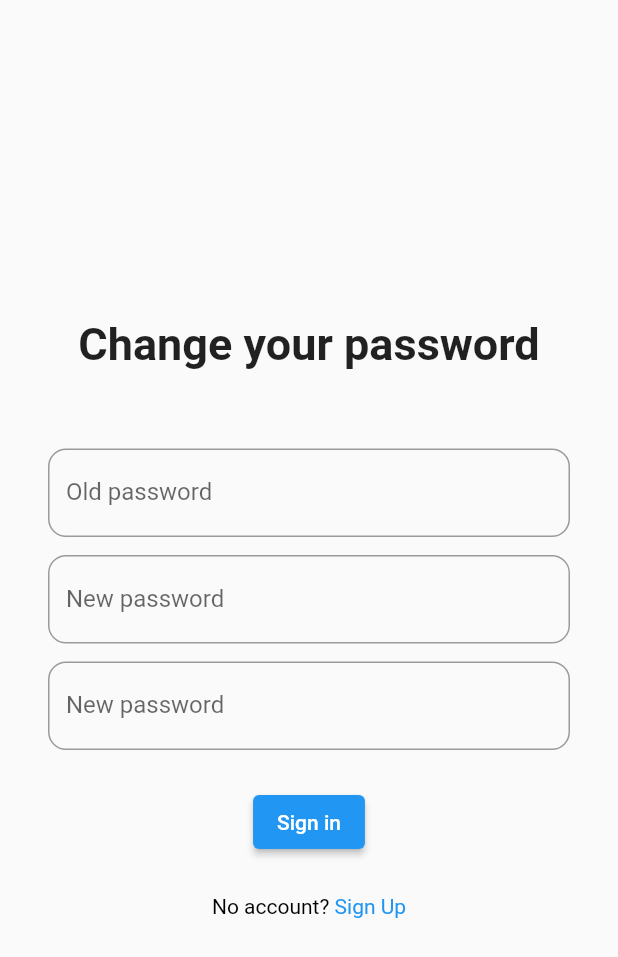
After one commit to famarrero/flutter_firebase_auth, a Flutter app: the ChangePasswordPage screen opened by its route, on a phone screen of 412 x 824 dp. The commit adds this screen. Shown: the top 957 px of the screen. Run offline on Flutter 3.47's test engine with Material 2 defaults, Android fonts, the phone set to English and light mode, and no system bars; our stand-ins replace bloc, built_collection, equatable, firebase_auth, firebase_core, flutter_bloc and 3 more; accounts and stored records are empty.

Commit message:
-Add change password

```diff
--- /dev/null
+++ b/lib/pages/change_password/bloc/change_password_event.dart
@@ -0,0 +1,13 @@
+part of 'change_password_bloc.dart';
+
+@freezed
+class ChangePasswordEvent with _$ChangePasswordEvent {
+  /// Event for call when the user press change password button
+  const factory ChangePasswordEvent.onChangePasswordPressed({
+    /// Old password
+    required String oldPassword,
+
+    /// New password to change
+    required String newPassword,
+  }) = _ChangePasswordEventOnChangePasswordPressed;
+}
--- /dev/null
+++ b/lib/pages/change_password/bloc/change_password_state.dart
@@ -0,0 +1,11 @@
+part of 'change_password_bloc.dart';
+
+@freezed
+class ChangePasswordState with _$ChangePasswordState {
+  const ChangePasswordState._();
+
+  const factory ChangePasswordState({
+    /// [changePassword] state
+    required BaseState<bool> changePassword,
+  }) = _ChangePasswordState;
+}
--- /dev/null
+++ b/lib/pages/change_password/change_password_page.dart
@@ -0,0 +1,179 @@
+import 'package:flutter/cupertino.dart';
+import 'package:flutter/gestures.dart';
+import 'package:flutter/material.dart';
+import 'package:flutter_bloc/flutter_bloc.dart';
+import 'package:flutter_firebase_auth/pages/auth/auth_page.dart';
+import 'package:flutter_firebase_auth/pages/change_password/bloc/change_password_bloc.dart';
+import 'package:flutter_firebase_auth/pages/forgot_password/forgot_password_page.dart';
+
+class ChangePasswordPage extends StatefulWidget {
+  const ChangePasswordPage({Key? key}) : super(key: key);
+
+  @override
+  State<ChangePasswordPage> createState() => _ChangePasswordPageState();
+}
+
+class _ChangePasswordPageState extends State<ChangePasswordPage> {
+  late TextEditingController oldPasswordController;
+  late TextEditingController newPasswordController;
+
+  @override
+  void initState() {
+    oldPasswordController = TextEditingController();
+    newPasswordController = TextEditingController();
+
+    super.initState();
+  }
+
+  @override
+  void dispose() {
+    oldPasswordController.dispose();
+    newPasswordController.dispose();
+    super.dispose();
+  }
+
+  @override
+  Widget build(BuildContext context) {
+    return Scaffold(
+      body: BlocProvider(
+        create: (context) => ChangePasswordBloc(),
+        child: BlocConsumer<ChangePasswordBloc, ChangePasswordState>(
+          listener: (context, state) {
+            if (state.changePassword.failure != null) {
+              ScaffoldMessenger.of(context).showSnackBar(
+                SnackBar(
+                  content: Text(state.changePassword.failure!.message),
+                ),
+              );
+            }
+          },
+          builder: (context, state) {
+            return Padding(
+              padding: const EdgeInsets.all(32.0),
+              child: Center(
+                child: SingleChildScrollView(
+                  child: Column(
+                    mainAxisSize: MainAxisSize.max,
+                    mainAxisAlignment: MainAxisAlignment.center,
+                    children: [
+                      const Text(
+                        "Change your password",
+                        style: TextStyle(
+                          fontSize: 30,
+                          fontWeight: FontWeight.bold,
+                        ),
+                      ),
+                      const SizedBox(
+                        height: 40,
+                      ),
+                      const SizedBox(height: 12.0),
+                      TextField(
+                        controller: oldPasswordController,
+                        decoration: InputDecoration(
+                          labelText: 'Old password',
+                          border: OutlineInputBorder(
+                            borderRadius: BorderRadius.circular(12),
+                            borderSide: const BorderSide(
+                              color: Colors.grey,
+                              width: 0.50,
+                            ),
+                          ),
+                        ),
+                        obscureText: true,
+                      ),
+                      const SizedBox(height: 12.0),
+                      TextField(
+                        controller: newPasswordController,
+                        decoration: InputDecoration(
+                          labelText: 'New password',
+                          border: OutlineInputBorder(
+                            borderRadius: BorderRadius.circular(12),
+                            borderSide: const BorderSide(
+                              color: Colors.grey,
+                              width: 0.50,
+                            ),
+                          ),
+                        ),
+                        obscureText: true,
+                      ),
+                      const SizedBox(height: 12.0),
+                      TextField(
+                        controller: newPasswordController,
+                        decoration: InputDecoration(
+                          labelText: 'New password',
+                          border: OutlineInputBorder(
+                            borderRadius: BorderRadius.circular(12),
+                            borderSide: const BorderSide(
+                              color: Colors.grey,
+                              width: 0.50,
+                            ),
+                          ),
+                        ),
+                        obscureText: true,
+                      ),
+                      const SizedBox(height: 24.0),
+                      state.changePassword.isLoading
+                          ? const CupertinoActivityIndicator(
+                              radius: 16.0,
+                              color: Colors.blue,
+                            )
+                          : ElevatedButton(
+                              onPressed: () => context
+                                  .read<ChangePasswordBloc>()
+                                ..add(
+                                    ChangePasswordEvent.onChangePasswordPressed(
+                                  oldPassword:
+                                      oldPasswordController.text.trim(),
+                                  newPassword:
+                                      newPasswordController.text.trim(),
+                                )),
+                              child: const Text('Sign in'),
+                            ),
+                      const SizedBox(height: 24.0),
+                      RichText(
+                        text: TextSpan(
+                          text: 'No account? ',
+                          style: const TextStyle(
+                            color: Colors.black,
+                          ),
+                          children: [
+                            TextSpan(
+                              recognizer: TapGestureRecognizer()
+                                ..onTap = onSingUpTextPressed,
+                              text: 'Sign Up',
+                              style: const TextStyle(
+                                color: Colors.blue,
+                              ),
+                            )
+                          ],
+                        ),
+                      )
+                    ],
+                  ),
+                ),
+              ),
+            );
+          },
+        ),
+      ),
+    );
+  }
+
+  void onSingUpTextPressed() {
+    Navigator.push(
+      context,
+      MaterialPageRoute(
+        builder: (_) => const AuthPage(),
+      ),
+    );
+  }
+
+  void onForgotPasswordTextPressed() {
+    Navigator.push(
+      context,
+      MaterialPageRoute(
+        builder: (_) => const ForgotPasswordPage(),
+      ),
+    );
+  }
+}
--- a/lib/pages/home/home_page.dart
+++ b/lib/pages/home/home_page.dart
@@ -3,6 +3,8 @@ import 'package:flutter/cupertino.dart';
 import 'package:flutter/material.dart';
 import 'package:flutter_bloc/flutter_bloc.dart';
 import 'package:flutter_firebase_auth/pages/login/bloc/login_bloc.dart';
+import 'package:flutter_firebase_auth/routes/go_route.dart';
+import 'package:go_router/go_router.dart';
 
 class HomePage extends StatelessWidget {
   const HomePage({Key? key}) : super(key: key);
@@ -36,6 +38,11 @@ class HomePage extends StatelessWidget {
                     ],
                   ),
                   const SizedBox(height: 24.0),
+                  ElevatedButton(
+                    onPressed: () => context.push(Routes.changePasswordPath),
+                    child: const Text('Change password'),
+                  ),
+                  const SizedBox(height: 24.0),
                   state.signOut.isLoading
                       ? const CupertinoActivityIndicator(
                           radius: 16.0,
@@ -47,7 +54,7 @@ class HomePage extends StatelessWidget {
                               const LoginEvent.onSignOutPressed(),
                             ),
                           child: const Text('Sing out'),
-                        )
+                        ),
                 ]
               ],
             ),
--- a/lib/pages/login/bloc/login_state.dart
+++ b/lib/pages/login/bloc/login_state.dart
@@ -18,4 +18,4 @@ class LoginState with _$LoginState {
 /// Login possible states.
 /// [loggedIn] when user is logged in the app.
 /// [unLoggedIn] when user is not logged in the app.
-enum LoginStatusEnum { authenticating, loggedIn, unLoggedIn }
+enum LoginStatusEnum { loggedIn, unLoggedIn }
--- a/lib/routes/go_route.dart
+++ b/lib/routes/go_route.dart
@@ -1,5 +1,6 @@
 import 'package:flutter/material.dart';
 import 'package:flutter_firebase_auth/pages/auth/auth_page.dart';
+import 'package:flutter_firebase_auth/pages/change_password/change_password_page.dart';
 import 'package:flutter_firebase_auth/pages/forgot_password/forgot_password_page.dart';
 import 'package:flutter_firebase_auth/pages/home/home_page.dart';
 import 'package:flutter_firebase_auth/pages/login/bloc/login_bloc.dart';
@@ -19,6 +20,9 @@ abstract class Routes {
 
   static String homePath = '/home';
   static String homeName = 'HomePage';
+
+  static String changePasswordPath = '/change-password';
+  static String changePasswordName = 'ChangePasswordPage';
 }
 
 GoRouter getAppRoute(LoginBloc loginCubit) => GoRouter(
@@ -26,7 +30,7 @@ GoRouter getAppRoute(LoginBloc loginCubit) => GoRouter(
       routes: <GoRoute>[
         GoRoute(
           path: '/',
-          redirect: (BuildContext context, GoRouterState state) => '/home/',
+          redirect: (BuildContext context, GoRouterState state) => '/home',
         ),
         GoRoute(
             path: Routes.loginPath,
@@ -41,16 +45,22 @@ GoRouter getAppRoute(LoginBloc loginCubit) => GoRouter(
               return const AuthPage();
             }),
         GoRoute(
+            path: Routes.forgotPasswordPath,
+            name: Routes.forgotPasswordName,
+            builder: (BuildContext context, GoRouterState state) {
+              return const ForgotPasswordPage();
+            }),
+        GoRoute(
             path: Routes.homePath,
             name: Routes.homeName,
             builder: (BuildContext context, GoRouterState state) {
               return const HomePage();
             }),
         GoRoute(
-            path: Routes.forgotPasswordPath,
-            name: Routes.forgotPasswordName,
+            path: Routes.changePasswordPath,
+            name: Routes.changePasswordName,
             builder: (BuildContext context, GoRouterState state) {
-              return const ForgotPasswordPage();
+              return const ChangePasswordPage();
             }),
       ],
       redirect: (BuildContext context, GoRouterState state) {
@@ -58,15 +68,6 @@ GoRouter getAppRoute(LoginBloc loginCubit) => GoRouter(
 
         // get the LoginStatus
         final loginStatus = loginCubit.state.loginStatus;
-
-        // verify is app is in authenticating route
-        final locationIsAuthenticationPage =
-            state.subloc == Routes.authenticationPath;
-        if (loginStatus == LoginStatusEnum.authenticating) {
-          return locationIsAuthenticationPage
-              ? null
-              : Routes.authenticationPath;
-        }
 
         // verify is app is in login route
         final locationIsLoginPage = state.subloc == Routes.loginPath;
```
Also changed, not shown: lib/pages/change_password/bloc/change_password_bloc.dart (added, +107 -0 lines), lib/pages/change_password/bloc/change_password_bloc.freezed.dart (added).
